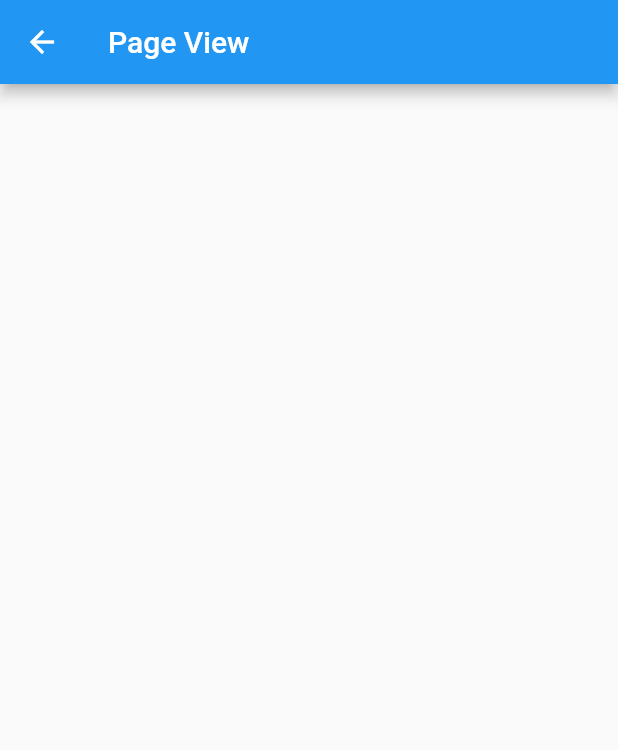
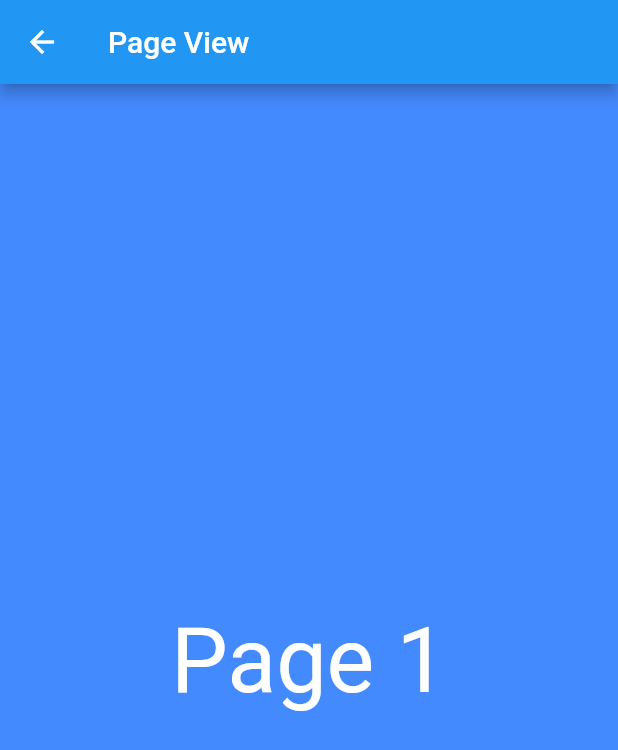
Before and after one commit to erdemgocen44/Flutter_Widgets, a Flutter app: the PageViewHome screen opened by its route, on a phone screen of 412 x 824 dp. Shown: the top 750 px of the screen. Run offline on Flutter 3.47's test engine with Material 2 defaults, Android fonts, the phone set to English and light mode, and no system bars.

Commit message:
page view satrting

```diff
--- a/lib/widgets/page_view/page_view_home.dart
+++ b/lib/widgets/page_view/page_view_home.dart
@@ -14,6 +14,19 @@ class _PageViewHomeState extends State<PageViewHome> {
       appBar: AppBar(
         title: Text(widget.title),
       ),
+      body: PageView(
+        children: [
+          Container(
+            color: Colors.blueAccent,
+            child: const Center(
+              child: Text(
+                'Page 1',
+                style: TextStyle(color: Colors.white, fontSize: 60),
+              ),
+            ),
+          )
+        ],
+      ),
     );
   }
 }
```
